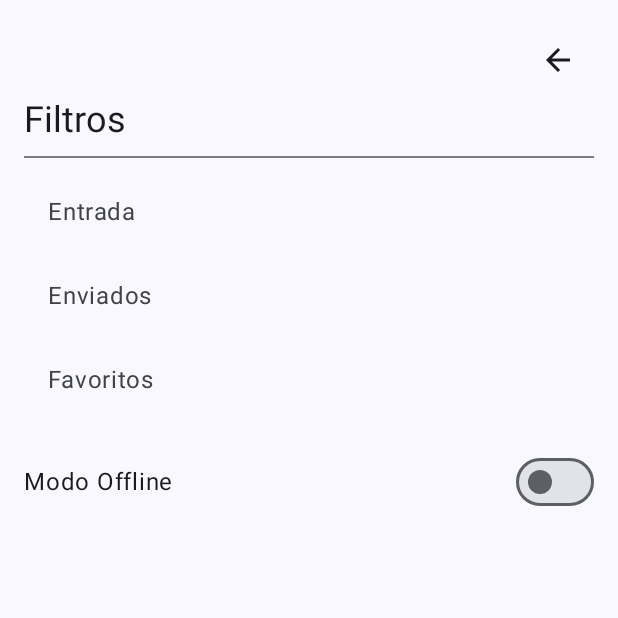
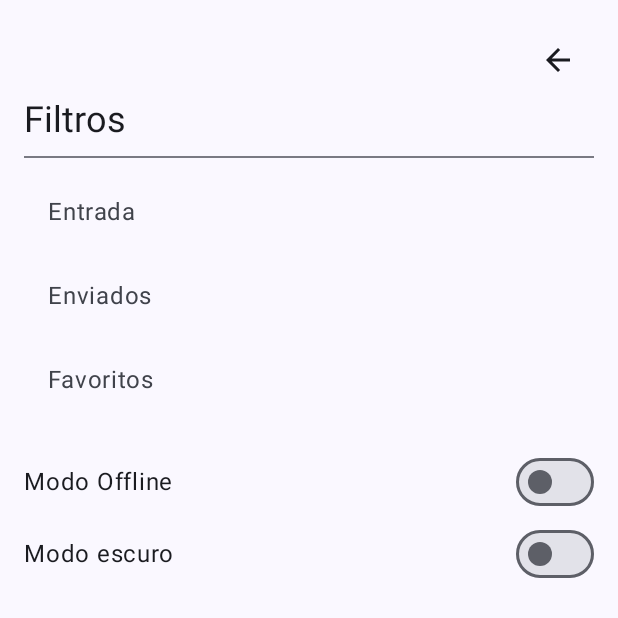
Before and after one commit to Odamiani/LocalwebMail, an Android app built with Jetpack Compose: the screen it shows after launch (MainActivity), after a tap on "Menu", on a phone screen of 412 x 824 dp, the top half of it. Run offline under Robolectric (Android 15) with nearby library versions, the phone set to English and light mode, and no system bars.

```diff
--- a/app/src/main/java/br/com/fiap/localwebmail/MainActivity.kt
+++ b/app/src/main/java/br/com/fiap/localwebmail/MainActivity.kt
@@ -9,6 +9,10 @@ import androidx.compose.animation.slideOutHorizontally
 import androidx.compose.foundation.layout.fillMaxSize
 import androidx.compose.material3.MaterialTheme
 import androidx.compose.material3.Surface
+import androidx.compose.runtime.getValue
+import androidx.compose.runtime.mutableStateOf
+import androidx.compose.runtime.remember
+import androidx.compose.runtime.setValue
 import androidx.compose.ui.Modifier
 import androidx.navigation.compose.NavHost
 import androidx.navigation.compose.composable
@@ -19,17 +23,20 @@ import br.com.fiap.localwebmail.screens.EmailPage
 import br.com.fiap.localwebmail.screens.EmailScreen
 import br.com.fiap.localwebmail.screens.EmailSentScreen
 import br.com.fiap.localwebmail.screens.Menu
+import br.com.fiap.localwebmail.screens.isDarkMode
 import br.com.fiap.localwebmail.ui.theme.LocalwebMailTheme
 
 class MainActivity : ComponentActivity() {
     override fun onCreate(savedInstanceState: Bundle?) {
         super.onCreate(savedInstanceState)
         setContent {
-            LocalwebMailTheme {
+
+            LocalwebMailTheme (darkTheme = isDarkMode){
                 Surface(
                     modifier = Modifier.fillMaxSize(),
                     color = MaterialTheme.colorScheme.background
                 ) {
+
                     val navController = rememberNavController()
                     NavHost(
                         navController = navController,
--- a/app/src/main/java/br/com/fiap/localwebmail/screens/EmailScreen.kt
+++ b/app/src/main/java/br/com/fiap/localwebmail/screens/EmailScreen.kt
@@ -1,6 +1,7 @@
 package br.com.fiap.localwebmail.screens
 
 
+import androidx.compose.foundation.background
 import androidx.compose.foundation.layout.Box
 import androidx.compose.foundation.layout.Column
 import androidx.compose.foundation.layout.fillMaxSize
@@ -26,6 +27,7 @@ import androidx.compose.runtime.remember
 import androidx.compose.runtime.setValue
 import androidx.compose.ui.Alignment
 import androidx.compose.ui.Modifier
+import androidx.compose.ui.graphics.Color
 import androidx.navigation.NavController
 import br.com.fiap.localwebmail.model.Email
 import br.com.fiap.localwebmail.model.emails
@@ -42,7 +44,6 @@ fun EmailScreen(navController: NavController) {
             emails = emailList as MutableList<Email>
         }
     }
-
     Scaffold(
         topBar = {
             TopAppBar(
--- a/app/src/main/java/br/com/fiap/localwebmail/screens/Menu.kt
+++ b/app/src/main/java/br/com/fiap/localwebmail/screens/Menu.kt
@@ -22,9 +22,14 @@ import androidx.compose.ui.Modifier
 import androidx.compose.ui.unit.dp
 import androidx.navigation.NavController
 
+var isDarkMode by mutableStateOf(false) // Aqui usamos 'by' para desestruturar
+
+
 @Composable
 fun Menu(navController: NavController) {
     var offlineMode by remember { mutableStateOf(false) }
+    //var isDarkMode by remember { mutableStateOf(false) }
+
     Column(
         modifier = Modifier
             .fillMaxSize()
@@ -67,5 +72,14 @@ fun Menu(navController: NavController) {
                 onCheckedChange = { offlineMode = it }
             )
         }
+
+        Row(verticalAlignment = Alignment.CenterVertically) {
+            Text("Modo escuro", style = MaterialTheme.typography.bodyLarge)
+            Spacer(modifier = Modifier.weight(1f))
+            Switch(
+                checked = isDarkMode,
+                onCheckedChange = { isDarkMode = it }
+            )
+        }
     }
 }
```
Also changed, not shown: app/src/main/java/br/com/fiap/localwebmail/screens/EmailItem.kt (+8 -0 lines).
